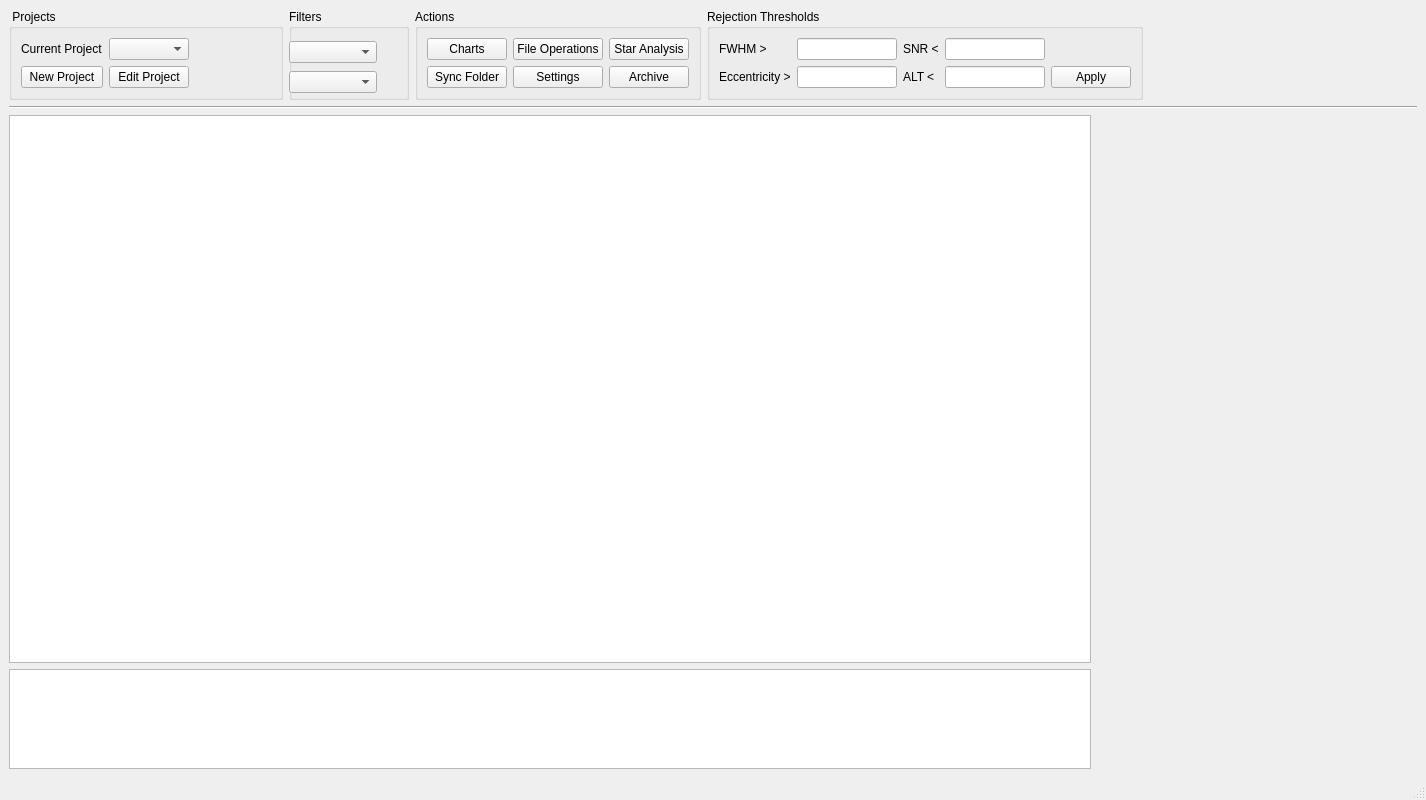
Qt form astrodom/rsc/gui/mainWindow.ui (fenriques/AstroDom) before a commit.
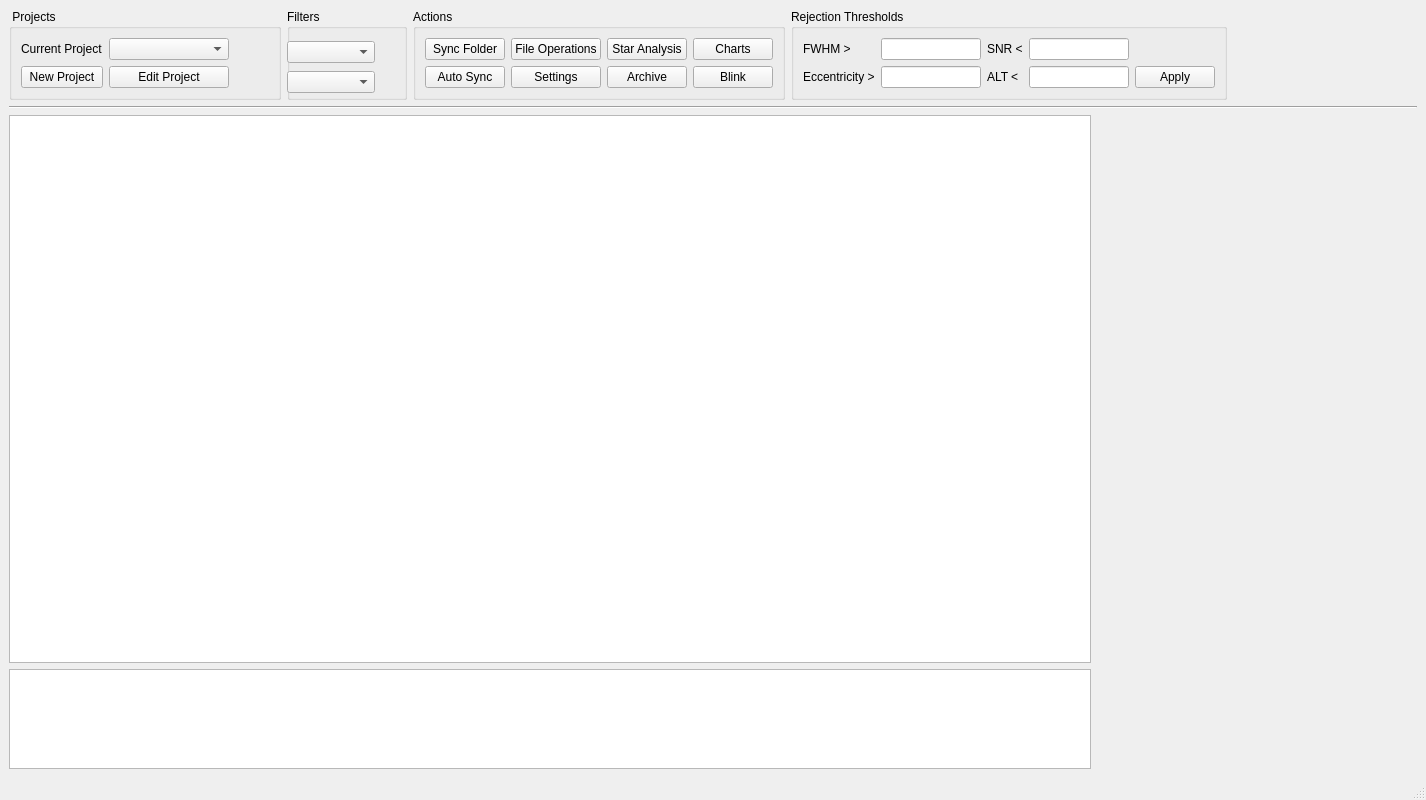
The same form after that commit.

Commit message: v2.1.35 - mainly addressed zoom issues and new blink

```diff
--- a/astrodom/rsc/gui/mainWindow.ui
+++ b/astrodom/rsc/gui/mainWindow.ui
@@ -46,7 +46,14 @@
             </widget>
            </item>
            <item row="1" column="1">
-            <widget class="QComboBox" name="projectsComboBox"/>
+            <widget class="QComboBox" name="projectsComboBox">
+             <property name="minimumSize">
+              <size>
+               <width>120</width>
+               <height>0</height>
+              </size>
+             </property>
+            </widget>
            </item>
            <item row="1" column="0">
             <widget class="QLabel" name="label">
@@ -176,13 +183,6 @@
         <layout class="QVBoxLayout" name="verticalLayout_5">
          <item>
           <layout class="QGridLayout" name="gridLayout_3">
-           <item row="0" column="0">
-            <widget class="QPushButton" name="chartsButton">
-             <property name="text">
-              <string>Charts</string>
-             </property>
-            </widget>
-           </item>
            <item row="1" column="1">
             <widget class="QPushButton" name="settingsButton">
              <property name="text">
@@ -190,17 +190,10 @@
              </property>
             </widget>
            </item>
-           <item row="0" column="1">
-            <widget class="QPushButton" name="fileOpButton">
+           <item row="0" column="3">
+            <widget class="QPushButton" name="chartsButton">
              <property name="text">
-              <string>File Operations</string>
-             </property>
-            </widget>
-           </item>
-           <item row="1" column="0">
-            <widget class="QPushButton" name="syncButton">
-             <property name="text">
-              <string>Sync Folder</string>
+              <string>Charts</string>
              </property>
             </widget>
            </item>
@@ -218,6 +211,34 @@
              </property>
             </widget>
            </item>
+           <item row="0" column="0">
+            <widget class="QPushButton" name="syncButton">
+             <property name="text">
+              <string>Sync Folder</string>
+             </property>
+            </widget>
+           </item>
+           <item row="1" column="0">
+            <widget class="QPushButton" name="autoSyncButton">
+             <property name="text">
+              <string>Auto Sync</string>
+             </property>
+            </widget>
+           </item>
+           <item row="0" column="1">
+            <widget class="QPushButton" name="fileOpButton">
+             <property name="text">
+              <string>File Operations</string>
+             </property>
+            </widget>
+           </item>
+           <item row="1" column="3">
+            <widget class="QPushButton" name="blinkButton">
+             <property name="text">
+              <string>Blink</string>
+             </property>
+            </widget>
+           </item>
           </layout>
          </item>
         </layout>
@@ -234,7 +255,7 @@
         <property name="title">
          <string>Filters</string>
         </property>
-        <widget class="QWidget" name="">
+        <widget class="QWidget" name="layoutWidget">
          <property name="geometry">
           <rect>
            <x>0</x>
```
The commit also changes 13 other files.
